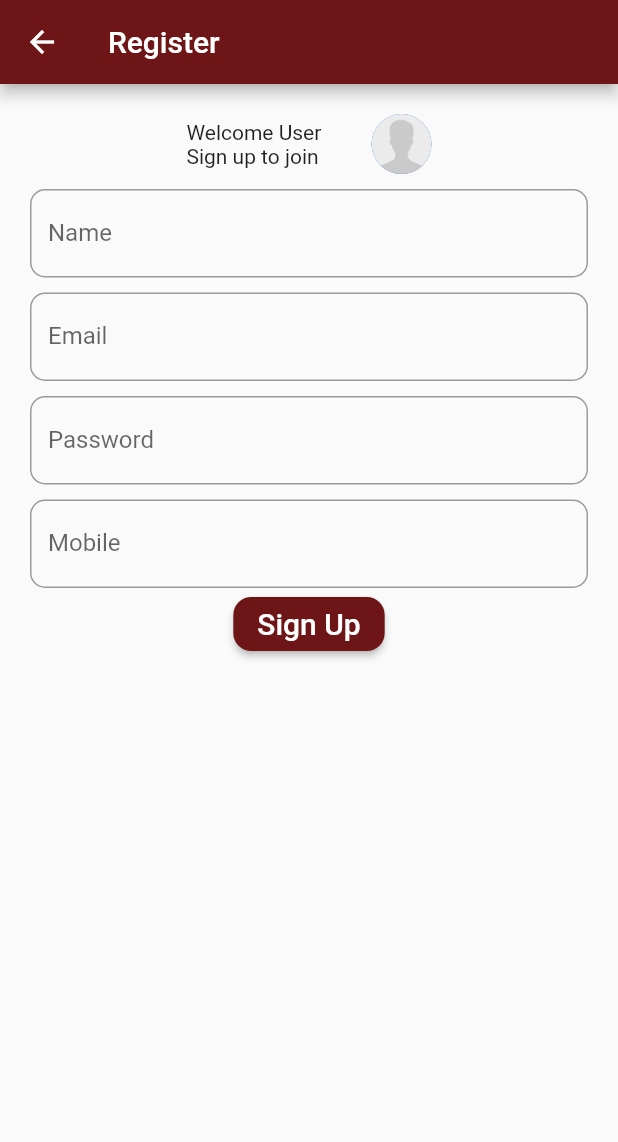
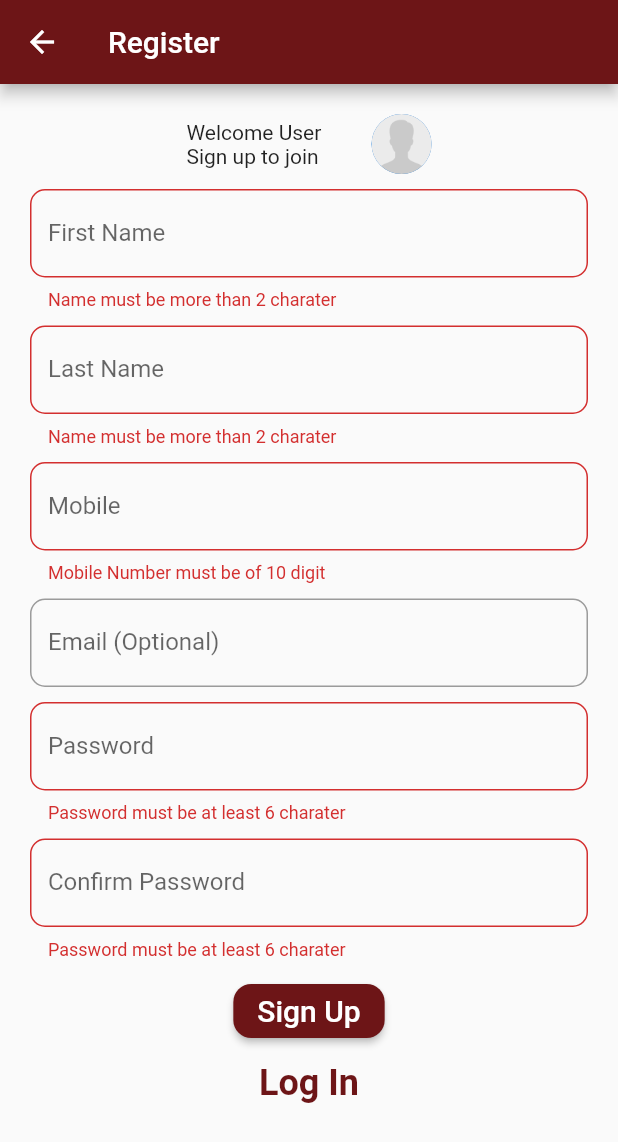
Before and after one commit to est422/InsuranceMobileApp, a Flutter app: the Register screen opened directly, after a tap on "Sign Up", on a phone screen of 412 x 824 dp. Shown: the top 1142 px of the screen. Run offline on Flutter 3.47's test engine with Material 2 defaults, Android fonts, the phone set to English and light mode, and no system bars; our stand-ins replace device_info_plus, firebase_auth, firebase_core; missing offline and left inert: storage_info; accounts and stored records are empty.

Commit message:
first push

```diff
--- a/lib/Register.dart
+++ b/lib/Register.dart
@@ -17,11 +17,87 @@ class Register extends StatefulWidget {
 
 class _RegisterState extends State<Register> {
   final _formKey = GlobalKey<FormState>();
+  final TextEditingController _nameController = TextEditingController();
+  final TextEditingController _phoneNumberController = TextEditingController();
+  final TextEditingController _passwordController = TextEditingController();
+  final TextEditingController _confirmPasswordController =
+      TextEditingController();
   // final _auth = FirebaseAuth.instance;
-  late String name;
+  late String firstName;
+  late String lastName;
   late String email;
   late String password;
+  late String confirmPassword;
   late String phone;
+
+  String? validateMobile(String? value) {
+    if (value!.length != 10) {
+      return 'Mobile Number must be of 10 digit';
+    } else {
+      return null;
+    }
+  }
+
+  String? validateName(String? value) {
+    if (value!.length < 3) {
+      return 'Name must be more than 2 charater';
+    } else {
+      return null;
+    }
+  }
+
+  String? validatePassword(String? value) {
+    if (value!.length < 6) {
+      return 'Password must be at least 6 charater';
+    } else {
+      return null;
+    }
+  }
+
+  String? validateConfirmPassword(String? value) {
+    if (value!.length < 6) {
+      return 'Password must be at least 6 charater';
+    } else if (value != password) {
+      return 'Password does not match';
+    }
+    return null;
+  }
+
+  Future<void> _submit() async {
+    if (_formKey.currentState!.validate()) {
+      try {
+        final http.Response response = await http.post(
+            Uri.parse(
+                'https://insurancebackendapi-5yi8.onrender.com/api/user/create'),
+            // 'https://localhost:8000/api/user/create'),
+            headers: {
+              'Content-Type': 'application/json',
+            },
+            body: jsonEncode(
+              {
+                "firstName": firstName,
+                "lastName": lastName,
+                "email": email,
+                "password": password,
+                "phone": phone
+              },
+            ));
+        if (response.statusCode == 200) {
+          // ignore: use_build_context_synchronously
+          Navigator.push(
+            context,
+            MaterialPageRoute(builder: (context) => const Login()),
+          );
+        } else {
+          throw Exception('User creation failed!');
+          // print(response);
+        }
+      } catch (e) {
+        // ignore: avoid_print
+        print(e);
+      }
+    }
+  }
 
   @override
   Widget build(BuildContext context) {
@@ -31,11 +107,12 @@ class _RegisterState extends State<Register> {
         // iconTheme: const IconThemeData(color: Color.fromRGBO(109, 21, 23, 1)),
         title: const Text('Register'),
       ),
-      body: SingleChildScrollView(
+      body: Form(
+        key: _formKey,
+        child: SingleChildScrollView(
             child: Container(
           padding: const EdgeInsets.all(20.0),
           alignment: Alignment.center,
-        key: _formKey,
           child: Column(
             children: <Widget>[
               Row(
@@ -44,20 +121,22 @@ class _RegisterState extends State<Register> {
                   Text('Welcome User \nSign up to join'),
                   SizedBox(width: 30),
                   CircleAvatar(
-                  backgroundImage:
-                      AssetImage("assets/images/testimonials-placeholder.png"),
+                    backgroundImage: AssetImage(
+                        "assets/images/testimonials-placeholder.png"),
                   )
                 ],
               ),
               const SizedBox(height: 10),
-            TextField(
+              TextFormField(
                 // obscureText: true,
+                validator: validateName,
+                controller: _nameController,
                 keyboardType: TextInputType.visiblePassword,
                 onChanged: (value) {
-                name = value;
+                  firstName = value;
                 },
                 decoration: const InputDecoration(
-                labelText: 'Name',
+                  labelText: 'First Name',
                   border: OutlineInputBorder(
                     borderRadius: BorderRadius.all(
                       Radius.circular(10.0),
@@ -71,7 +150,53 @@ class _RegisterState extends State<Register> {
                 ),
               ),
               const SizedBox(height: 10),
-            TextField(
+              TextFormField(
+                // obscureText: true,
+                validator: validateName,
+                controller: _nameController,
+                keyboardType: TextInputType.visiblePassword,
+                onChanged: (value) {
+                  lastName = value;
+                },
+                decoration: const InputDecoration(
+                  labelText: 'Last Name',
+                  border: OutlineInputBorder(
+                    borderRadius: BorderRadius.all(
+                      Radius.circular(10.0),
+                    ),
+                    borderSide: BorderSide(
+                      width: 0,
+                      style: BorderStyle.solid,
+                    ),
+                  ),
+                  // errorText: _wrongPassword ? _passwordText : null,
+                ),
+              ),
+              const SizedBox(height: 10),
+              TextFormField(
+                // obscureText: true,
+                validator: validateMobile,
+                controller: _phoneNumberController,
+                keyboardType: TextInputType.visiblePassword,
+                onChanged: (value) {
+                  phone = value;
+                },
+                decoration: const InputDecoration(
+                  labelText: 'Mobile',
+                  border: OutlineInputBorder(
+                    borderRadius: BorderRadius.all(
+                      Radius.circular(10.0),
+                    ),
+                    borderSide: BorderSide(
+                      width: 0,
+                      style: BorderStyle.solid,
+                    ),
+                  ),
+                  // errorText: _wrongPassword ? _passwordText : null,
+                ),
+              ),
+              const SizedBox(height: 10),
+              TextFormField(
                 // obscureText: true,
                 // textAlignVertical: TextAlignVertical.center,
                 keyboardType: TextInputType.emailAddress,
@@ -79,7 +204,7 @@ class _RegisterState extends State<Register> {
                   email = value;
                 },
                 decoration: const InputDecoration(
-                labelText: 'Email',
+                  labelText: 'Email (Optional)',
                   border: OutlineInputBorder(
                     borderRadius: BorderRadius.all(
                       Radius.circular(10.0),
@@ -94,8 +219,10 @@ class _RegisterState extends State<Register> {
                 ),
               ),
               const SizedBox(height: 10),
-            TextField(
+              TextFormField(
                 // obscureText: true,
+                validator: validatePassword,
+                controller: _passwordController,
                 keyboardType: TextInputType.visiblePassword,
                 onChanged: (value) {
                   password = value;
@@ -115,14 +242,16 @@ class _RegisterState extends State<Register> {
                 ),
               ),
               const SizedBox(height: 10),
-            TextField(
+              TextFormField(
                 // obscureText: true,
+                validator: validateConfirmPassword,
+                controller: _confirmPasswordController,
                 keyboardType: TextInputType.visiblePassword,
                 onChanged: (value) {
-                phone = value;
+                  confirmPassword = value;
                 },
                 decoration: const InputDecoration(
-                labelText: 'Mobile',
+                  labelText: 'Confirm Password',
                   border: OutlineInputBorder(
                     borderRadius: BorderRadius.all(
                       Radius.circular(10.0),
@@ -135,64 +264,39 @@ class _RegisterState extends State<Register> {
                   // errorText: _wrongPassword ? _passwordText : null,
                 ),
               ),
+              const SizedBox(height: 10),
               MaterialButton(
                 shape: RoundedRectangleBorder(
                   borderRadius: BorderRadius.circular(12),
                 ),
                 color: const Color.fromRGBO(109, 21, 23, 1),
                 // textColor: Colors.white,
-              onPressed: () async {
-                try {
-                  final http.Response response = await http.post(
-                      Uri.parse(
-                          'https://insurancebackendapi-5yi8.onrender.com/api/user/create'),
-                      // 'https://localhost:8000/api/user/create'),
-                      headers: {
-                        'Content-Type': 'application/json',
-                      },
-                      body: jsonEncode(
-                        {
-                          "name": name,
-                          "email": email,
-                          "password": password,
-                          "phone": phone
-                        },
-                      ));
-                  if (response.statusCode == 200) {
-                    Navigator.push(
-                      context,
-                      MaterialPageRoute(builder: (context) => const Login()),
-                    );
-                  } else {
-                    // throw Exception('User creation failed!');
-                    print(response);
-                  }
-                  // final newUser = await _auth.createUserWithEmailAndPassword(
-                  //     email: email, password: password);
-                  // if (newUser != null) {
-                  //   Navigator.push(
-                  //     context,
-                  //     MaterialPageRoute(builder: (context) => const Login()),
-                  //   );
-                  // }
-                } catch (e) {
-                  print(e);
-                }
-              },
-              // onPressed: () {
-              // Navigator.push(
-              //   context,
-              //   MaterialPageRoute(builder: (context) => const DeviceInfo()),
-              // );
-              // },
+                onPressed: _submit,
                 child: const Text(
                   'Sign Up',
                   style: TextStyle(color: Colors.white, fontSize: 20.0),
                 ),
               ),
+              Container(
+                padding: const EdgeInsets.all(10.0),
+                child: InkWell(
+                    child: const Text(
+                      'Log In',
+                      style: TextStyle(
+                          fontSize: 24.0,
+                          fontWeight: FontWeight.bold,
+                          color: const Color.fromRGBO(109, 21, 23, 1)),
+                    ),
+                    onTap: () => Navigator.push(
+                          context,
+                          MaterialPageRoute(
+                              builder: (context) => const Login()),
+                        )),
+              )
             ],
           ),
         )),
+      ),
     );
   }
 }
--- a/pubspec.yaml
+++ b/pubspec.yaml
@@ -39,6 +39,7 @@ dependencies:
   firebase_auth: ^4.2.5
   url_launcher: ^6.1.7
   http: ^0.13.5
+  storage_info: ^0.0.1
 
 dev_dependencies:
   flutter_test:
```
Also changed, not shown: lib/DeviceInfo.dart (+39 -39 lines), lib/LandingPage.dart (+20 -26 lines), lib/Login.dart (+63 -49 lines), lib/MobileInfo.dart (+4 -4 lines), lib/Quotes.dart (+27 -5 lines), lib/TestDevice.dart (added, +133 -0 lines), pubspec.lock, 3 other files. Lines whose indentation alone changed are shown as unchanged.
